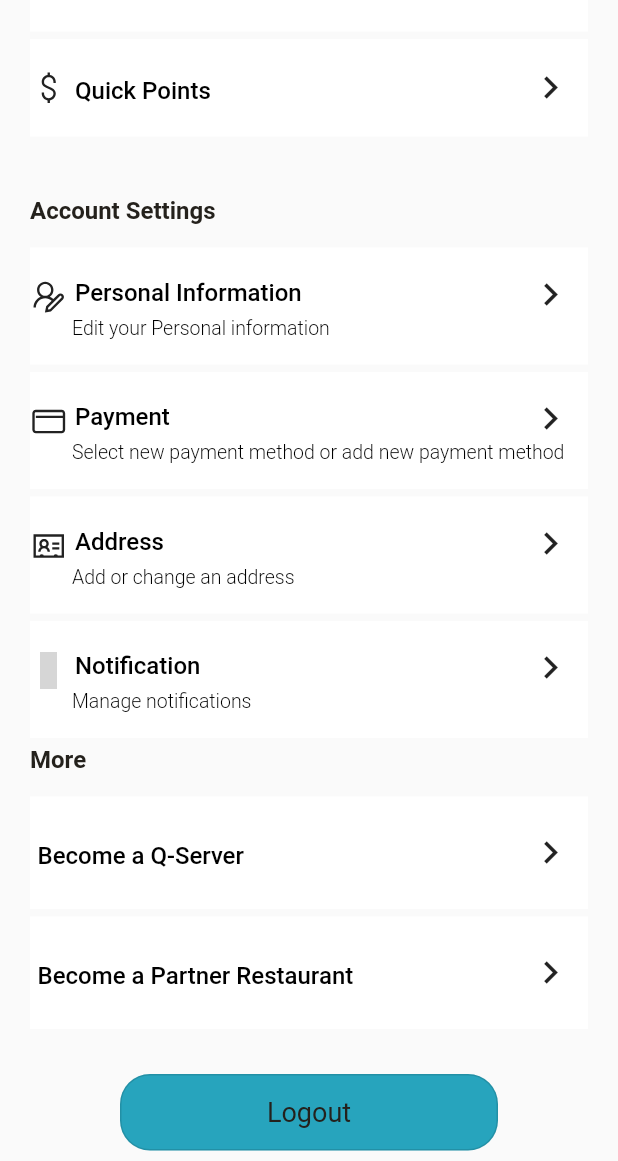
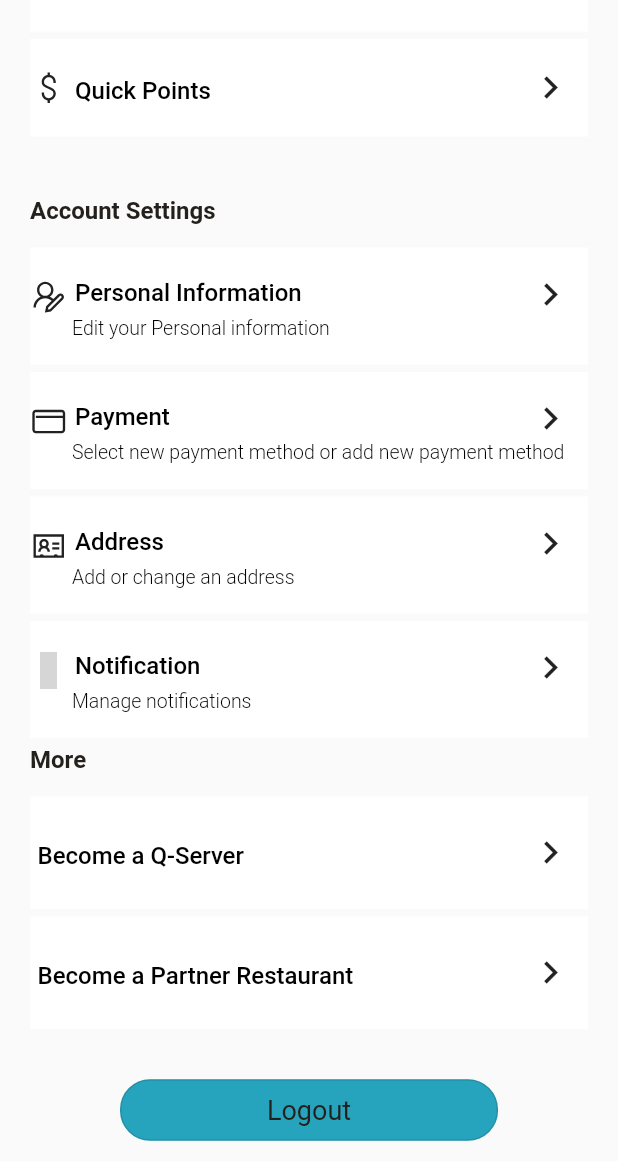
Before and after one commit to maleoaje/quickserve, a Flutter app: the AccountPageDelivery screen opened directly, scrolled down 205 dp, on a phone screen of 412 x 824 dp, the part 75-1236 px from its top. Run offline on Flutter 3.47's test engine with Material 2 defaults, Android fonts, the phone set to English and light mode, and no system bars; our stand-ins replace cached_network_image, flutter_credit_card, fluttertoast, line_icons, pin_code_fields, shared_preferences and 1 more; accounts and stored records are empty; grey boxes are pictures that could not be loaded.

Commit message:
minor mods # Please enter the commit me Lines
with '#' will be ignored, and an empty message aborts the commit.

```diff
--- a/lib/screens/delivery/screens/account.dart
+++ b/lib/screens/delivery/screens/account.dart
@@ -192,7 +192,7 @@ class _AccountPageDeliveryState extends State<AccountPageDelivery> {
                   FocusScope.of(context).unfocus();
                 },
                 child: Padding(
-                  padding: const EdgeInsets.fromLTRB(10, 15, 10, 15),
+                  padding: const EdgeInsets.fromLTRB(10, 10, 10, 10),
                   child: Row(
                     mainAxisAlignment: MainAxisAlignment.center,
                     children: const [
```
